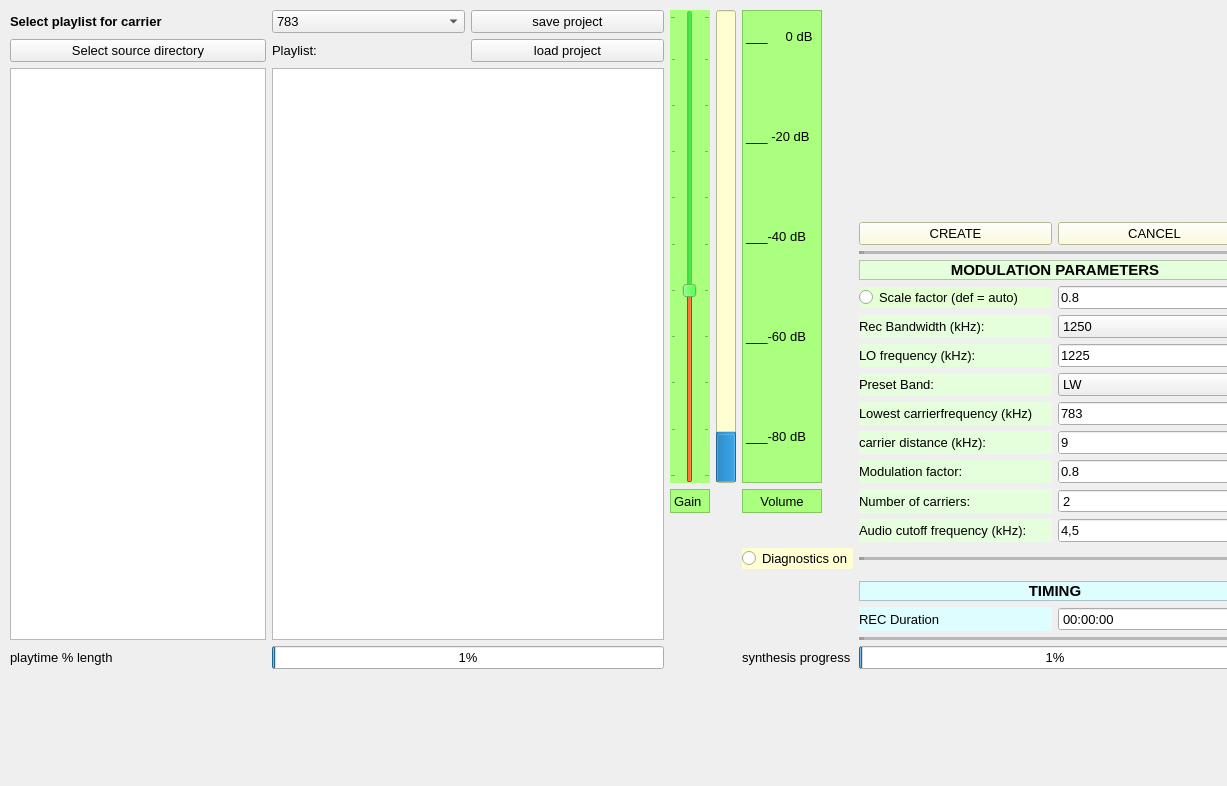
schaten/COHIWizard, file sources/synthesizer/ressources/synthesizer_widget.ui: the form before one commit.
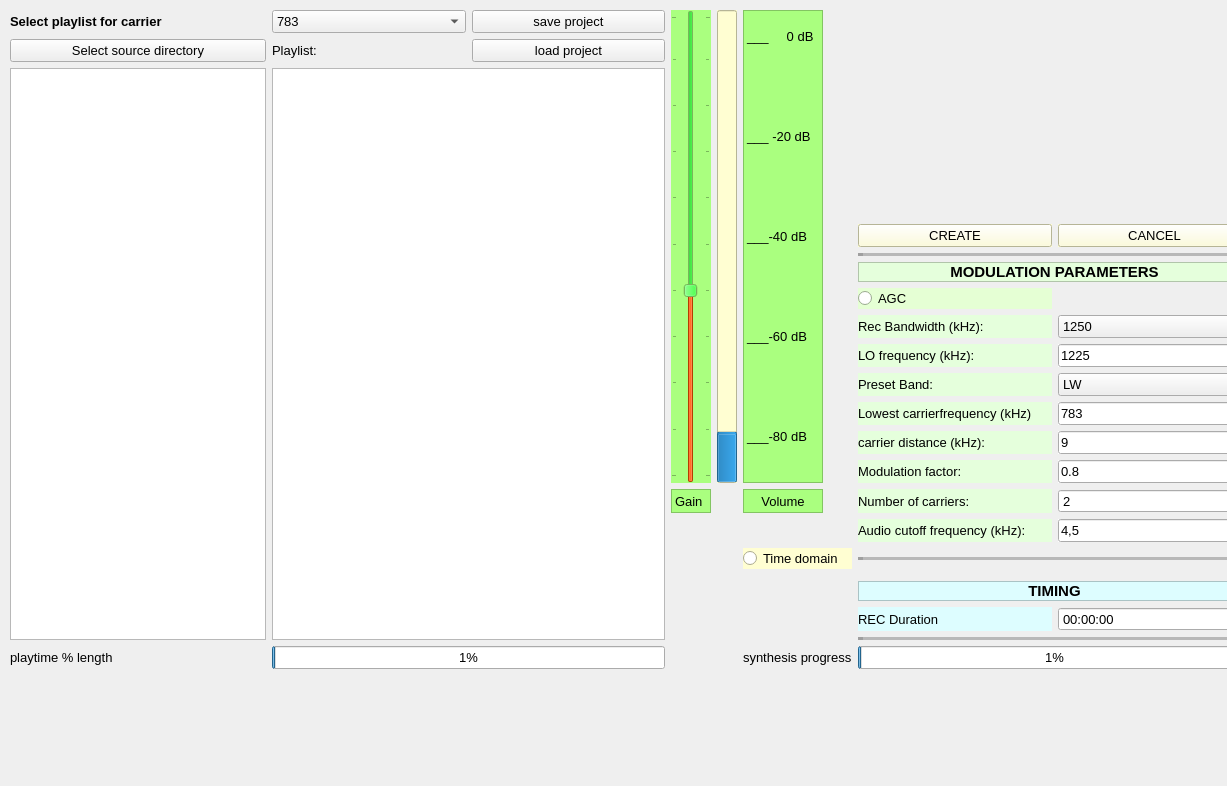
The form after the commit.

Commit message: volume control corrected and refined

What changed in the file:
```diff
--- a/sources/synthesizer/ressources/synthesizer_widget.ui
+++ b/sources/synthesizer/ressources/synthesizer_widget.ui
@@ -314,7 +314,7 @@
        <bool>true</bool>
       </property>
       <property name="text">
-       <string>Scale factor (def = auto)</string>
+       <string>AGC</string>
       </property>
       <property name="autoExclusive">
        <bool>false</bool>
@@ -2134,34 +2134,6 @@
       </property>
      </widget>
     </item>
-    <item row="6" column="8">
-     <widget class="QLineEdit" name="lineEdit_Scalefactor">
-      <property name="sizePolicy">
-       <sizepolicy hsizetype="Minimum" vsizetype="Fixed">
-        <horstretch>0</horstretch>
-        <verstretch>0</verstretch>
-       </sizepolicy>
-      </property>
-      <property name="font">
-       <font>
-        <pointsize>10</pointsize>
-        <kerning>false</kerning>
-       </font>
-      </property>
-      <property name="toolTip">
-       <string>enter LO frequency here (kHz)</string>
-      </property>
-      <property name="autoFillBackground">
-       <bool>true</bool>
-      </property>
-      <property name="text">
-       <string>0.8</string>
-      </property>
-      <property name="frame">
-       <bool>true</bool>
-      </property>
-     </widget>
-    </item>
     <item row="1" column="2">
      <widget class="QPushButton" name="pushButton_loadproject">
       <property name="text">
@@ -2556,7 +2528,7 @@
        <bool>true</bool>
       </property>
       <property name="text">
-       <string>Diagnostics on</string>
+       <string>Time domain</string>
       </property>
      </widget>
     </item>
```
Left out of the diff: 5 changed lines with no effect on the pictures. The commit also changes 2 other files.
